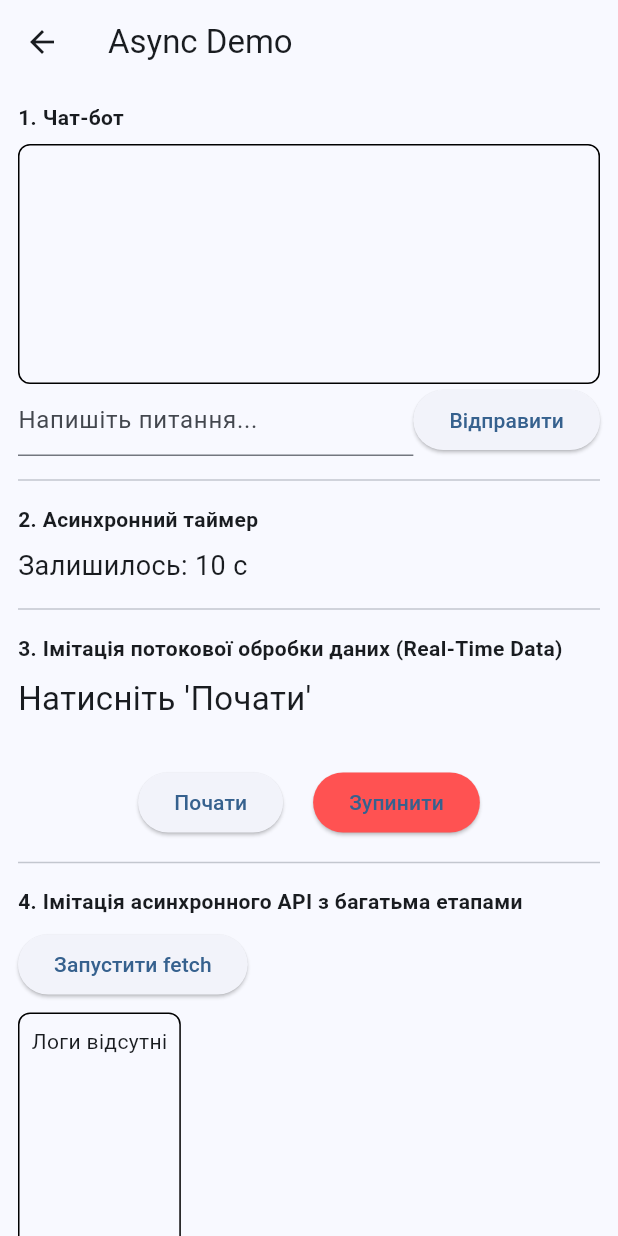
After one commit to oleksiikozlovskyi/my_profile, a Flutter app: the screen it shows after launch, after a tap on "Home task #10", on a phone screen of 412 x 824 dp. The commit adds this screen. Run offline on Flutter 3.47's test engine with Material 3 defaults, Android fonts, the phone set to English and light mode, and no system bars.

Commit message:
home task #10

```diff
--- /dev/null
+++ b/lib/home_task_10/async_example.dart
@@ -0,0 +1,310 @@
+import 'dart:async';
+import 'dart:math';
+
+import 'package:flutter/material.dart';
+
+class AsyncExample extends StatefulWidget {
+  const AsyncExample({super.key});
+
+  @override
+  State<AsyncExample> createState() => _AsyncExampleState();
+}
+
+class _AsyncExampleState extends State<AsyncExample> {
+  final TextEditingController _controller = TextEditingController();
+  final List<String> _chat = [];
+  bool _isSending = false;
+
+  Stream<int>? _stream;
+  StreamSubscription<int>? _subscription;
+
+  int? latestValue;
+  String? errorMessage;
+
+  @override
+  void initState() {
+    super.initState();
+  }
+
+  @override
+  void dispose() {
+    _controller.dispose();
+    _subscription?.cancel();
+    super.dispose();
+  }
+
+  Future<String> simulateChatResponse(String question) async {
+    final q = question.toLowerCase();
+    final delay = Duration(seconds: 2 + Random().nextInt(3));
+
+    if (q.contains('погано')) {
+      await Future.delayed(delay);
+      throw Exception('Щось пішло не так! Спробуйте ще раз.');
+    }
+
+    if (q.contains('добре')) {
+      await Future.delayed(delay);
+      return 'Я радий, що вам подобається!';
+    }
+
+    if (q.contains('яка погода')) {
+      await Future.delayed(Duration(seconds: 5));
+      final temp = -10 + Random().nextInt(45);
+      return 'Поточна температура: $temp\u00B0C';
+    }
+
+    await Future.delayed(delay);
+    return 'Відповідь на ваше питання: "$question"';
+  }
+
+  Future<void> _sendQuestion() async {
+    final text = _controller.text.trim();
+    if (text.isEmpty) return;
+
+    setState(() {
+      _chat.add('Ви: $text');
+      _isSending = true;
+      _controller.clear();
+    });
+
+    try {
+      final response = await simulateChatResponse(text);
+      setState(() {
+        _chat.add('Бот: $response');
+      });
+    } catch (e) {
+      setState(() {
+        _chat.add(
+            'Бот (помилка): ${e.toString().replaceAll("Exception: ", "")}');
+      });
+    } finally {
+      setState(() {
+        _isSending = false;
+      });
+    }
+  }
+
+  Stream<int> countdownTimer({int from = 10}) async* {
+    while (from >= 0) {
+      await Future.delayed(Duration(seconds: 1));
+      yield from;
+      from--;
+    }
+    // await Future.delayed(Duration(seconds: 1));
+    // yield 0;
+  }
+
+  Stream<int> generateRealTimeData() async* {
+    final random = Random();
+
+    while (true) {
+      await Future.delayed(Duration(seconds: 2));
+
+      int value = random.nextInt(100) + 1;
+
+      if (value > 90) {
+        throw Exception("Сталася помилка: значення > 90");
+      }
+
+      yield value;
+    }
+  }
+
+  void startStream() {
+    _stream = generateRealTimeData();
+
+    _subscription = _stream!.listen(
+      (data) {
+        setState(() {
+          latestValue = data;
+          errorMessage = null;
+        });
+      },
+      onError: (err) {
+        setState(() {
+          errorMessage = err.toString();
+        });
+      },
+    );
+  }
+
+  void stopStream() {
+    _subscription?.cancel();
+    setState(() {
+      latestValue = null;
+      errorMessage = null;
+    });
+  }
+
+  Future<String> fetchDataFromApi(
+      {required void Function(String) onStatus}) async {
+    final rnd = Random();
+
+    onStatus('Етап 1: Ініціалізація...');
+    await Future.delayed(Duration(seconds: 2));
+    onStatus('Етап 1: Завершено');
+
+    onStatus('Етап 2: Запит до API...');
+    await Future.delayed(Duration(seconds: 1));
+    if (rnd.nextInt(100) < 10) {
+      onStatus('Етап 2: Помилка під час запиту');
+      throw Exception('API помилка на етапі 2');
+    }
+    onStatus('Етап 2: Успіх');
+
+    onStatus('Етап 3: Обробка результату...');
+    await Future.delayed(Duration(seconds: 3));
+    onStatus('Етап 3: Готово');
+
+    return 'Результат API: {"value": ${rnd.nextInt(1000)}}';
+  }
+
+  bool _fetchInProgress = false;
+  String _fetchLog = '';
+
+  void _startFetch() async {
+    setState(() {
+      _fetchInProgress = true;
+      _fetchLog = '';
+    });
+    try {
+      final result = await fetchDataFromApi(onStatus: (s) {
+        setState(() {
+          _fetchLog += '$s\n';
+        });
+      });
+      setState(() {
+        _fetchLog += 'Успіх: $result\n';
+      });
+    } catch (e) {
+      setState(() {
+        _fetchLog += 'Помилка: ${e.toString().replaceAll('Exception: ', '')}\n';
+      });
+    } finally {
+      setState(() {
+        _fetchInProgress = false;
+      });
+    }
+  }
+
+  @override
+  Widget build(BuildContext context) {
+    return Scaffold(
+      appBar: AppBar(title: const Text("Async Demo")),
+      body: SingleChildScrollView(
+        padding: EdgeInsets.all(12),
+        child: Column(
+          crossAxisAlignment: CrossAxisAlignment.start,
+          children: [
+            Text('1. Чат-бот', style: TextStyle(fontWeight: FontWeight.bold)),
+            SizedBox(height: 8),
+            Container(
+              height: 160,
+              decoration: BoxDecoration(
+                border: Border.all(),
+                borderRadius: BorderRadius.circular(8),
+              ),
+              padding: EdgeInsets.all(8),
+              child: ListView.builder(
+                itemCount: _chat.length,
+                itemBuilder: (_, i) => Text(_chat[i]),
+              ),
+            ),
+            Row(
+              children: [
+                Expanded(
+                  child: TextField(
+                      controller: _controller,
+                      decoration:
+                          InputDecoration(hintText: 'Напишіть питання...')),
+                ),
+                SizedBox(height: 8),
+                ElevatedButton(
+                  onPressed: _isSending ? null : _sendQuestion,
+                  child: _isSending
+                      ? SizedBox(
+                          width: 16,
+                          height: 16,
+                          child: CircularProgressIndicator(strokeWidth: 2))
+                      : Text('Відправити'),
+                ),
+              ],
+            ),
+            Divider(height: 32),
+            Text('2. Асинхронний таймер',
+                style: TextStyle(fontWeight: FontWeight.bold)),
+            SizedBox(height: 8),
+            StreamBuilder<int>(
+              stream: countdownTimer(from: 10),
+              builder: (context, snapshot) {
+                if (snapshot.hasError) {
+                  return Text('Помилка таймера: ${snapshot.error}');
+                }
+                if (!snapshot.hasData) return Text('Готуємось...');
+                final v = snapshot.data;
+                if (v == 0) {
+                  return Text(
+                    'Таймер завершено!',
+                    style: TextStyle(fontSize: 18, fontWeight: FontWeight.bold),
+                  );
+                }
+                return Text(
+                  'Залишилось: $v c',
+                  style: TextStyle(fontSize: 18),
+                );
+              },
+            ),
+            Divider(height: 32),
+            Text('3. Імітація потокової обробки даних (Real-Time Data)',
+                style: TextStyle(fontWeight: FontWeight.bold)),
+            SizedBox(height: 8),
+            Text(
+              latestValue != null
+                  ? "Отримані дані: $latestValue"
+                  : "Натисніть 'Почати'",
+              style: TextStyle(fontSize: 22),
+            ),
+            if (errorMessage != null)
+              Text(
+                errorMessage!,
+                style: TextStyle(color: Colors.red, fontSize: 20),
+              ),
+            SizedBox(height: 30),
+            Row(
+              mainAxisAlignment: MainAxisAlignment.center,
+              children: [
+                ElevatedButton(
+                  onPressed: startStream,
+                  child: Text("Почати"),
+                ),
+                SizedBox(width: 20),
+                ElevatedButton(
+                  onPressed: stopStream,
+                  style: ElevatedButton.styleFrom(
+                      backgroundColor: Colors.redAccent),
+                  child: Text("Зупинити"),
+                ),
+              ],
+            ),
+            Divider(height: 32),
+            Text('4. Імітація асинхронного API з багатьма етапами',
+                style: TextStyle(fontWeight: FontWeight.bold)),
+            SizedBox(height: 8),
+            ElevatedButton(
+                onPressed: _fetchInProgress ? null : _startFetch,
+                child: Text('Запустити fetch')),
+            SizedBox(height: 8),
+            Container(
+              height: 160,
+              decoration: BoxDecoration(
+                  border: Border.all(), borderRadius: BorderRadius.circular(8)),
+              padding: EdgeInsets.all(8),
+              child: SingleChildScrollView(
+                  child: Text(_fetchLog.isEmpty ? 'Логи відсутні' : _fetchLog)),
+            ),
+          ],
+        ),
+      ),
+    );
+  }
+}
--- a/lib/providers/recipe_provider.dart
+++ b/lib/home_task_9/providers/recipe_provider.dart
@@ -1,5 +1,6 @@
 import 'package:flutter/material.dart';
-import 'package:my_profile/models/recipe.dart';
+
+import '../models/recipe.dart';
 
 class RecipeProvider extends ChangeNotifier {
   final List<Recipe> _recipes = [];
--- a/lib/screens/recipe_add_screen.dart
+++ b/lib/home_task_9/screens/recipe_add_screen.dart
@@ -1,7 +1,8 @@
 import 'package:flutter/material.dart';
-import 'package:my_profile/models/recipe.dart';
-import 'package:my_profile/providers/recipe_provider.dart';
 import 'package:provider/provider.dart';
+
+import '../models/recipe.dart';
+import '../providers/recipe_provider.dart';
 
 class RecipeAddScreen extends StatefulWidget {
   const RecipeAddScreen({super.key});
--- a/lib/screens/recipe_detail_screen.dart
+++ b/lib/home_task_9/screens/recipe_detail_screen.dart
@@ -1,5 +1,6 @@
 import 'package:flutter/material.dart';
-import 'package:my_profile/models/recipe.dart';
+
+import '../models/recipe.dart';
 
 class RecipeDetailScreen extends StatelessWidget {
   final Recipe recipe;
--- a/lib/main.dart
+++ b/lib/main.dart
@@ -1,7 +1,10 @@
 import 'package:flutter/material.dart';
-import 'package:my_profile/providers/recipe_provider.dart';
-import 'package:my_profile/screens/recipe_list_screen.dart';
+import 'home_task_8/screens/todo_homepager.dart';
 import 'package:provider/provider.dart';
+
+import 'home_task_10/async_example.dart';
+import 'home_task_9/providers/recipe_provider.dart';
+import 'home_task_9/screens/recipe_list_screen.dart';
 
 void main() {
   runApp(
@@ -18,13 +21,59 @@ class MyApp extends StatelessWidget {
   @override
   Widget build(BuildContext context) {
     return MaterialApp(
-      title: 'Книга рецептів',
+      title: 'Home tasks',
       theme: ThemeData(
         colorScheme: ColorScheme.fromSeed(seedColor: Colors.blue),
         useMaterial3: true,
       ),
-      home: const RecipeListScreen(),
+      home: const HomeScreen(),
       debugShowCheckedModeBanner: false,
+      routes: {
+        '/home_task_8': (_) => ToDoHomePage(),
+        '/home_task_9': (_) => RecipeListScreen(),
+        '/home_task_10': (_) => AsyncExample(),
+      },
     );
   }
 }
+
+class HomeScreen extends StatelessWidget {
+  const HomeScreen({super.key});
+
+  @override
+  Widget build(BuildContext context) {
+    return Scaffold(
+      appBar: AppBar(title: const Text('Home tasks')),
+      body: Padding(
+        padding: const EdgeInsets.all(20),
+        child: Column(
+          children: [
+            TaskButton(title: 'Home task #8', route: '/home_task_8'),
+            TaskButton(title: 'Home task #9', route: '/home_task_9'),
+            TaskButton(title: 'Home task #10', route: '/home_task_10'),
+          ],
+        ),
+      ),
+    );
+  }
+}
+
+class TaskButton extends StatelessWidget {
+  final String title;
+  final String route;
+
+  const TaskButton({super.key, required this.title, required this.route});
+
+  @override
+  Widget build(BuildContext context) {
+    return Container(
+      width: double.infinity,
+      margin: const EdgeInsets.only(bottom: 12),
+      child: ElevatedButton(
+        onPressed: () => Navigator.pushNamed(context, route),
+        style: ElevatedButton.styleFrom(padding: const EdgeInsets.all(18)),
+        child: Text(title, style: const TextStyle(fontSize: 18)),
+      ),
+    );
+  }
+}
--- a/pubspec.yaml
+++ b/pubspec.yaml
@@ -31,6 +31,8 @@ dependencies:
   flutter:
     sdk: flutter
   provider: ^6.1.5+1
+#  firebase_core: ^4.2.1
+#  firebase_auth: ^6.1.2
 
   # The following adds the Cupertino Icons font to your application.
   # Use with the CupertinoIcons class for iOS style icons.
```
Also changed, not shown: lib/home_task_8/screens/profile_screen.dart (added, +44 -0 lines), lib/home_task_8/screens/todo_homepager.dart (added, +141 -0 lines), lib/home_task_8/widgets/profile_header.dart (added, +40 -0 lines), lib/home_task_8/widgets/user_stats.dart (added, +45 -0 lines), lib/home_task_9/screens/recipe_list_screen.dart (renamed from lib/screens/recipe_list_screen.dart, +4 -3 lines), lib/home_task_9/models/recipe.dart (renamed from lib/models/recipe.dart).
